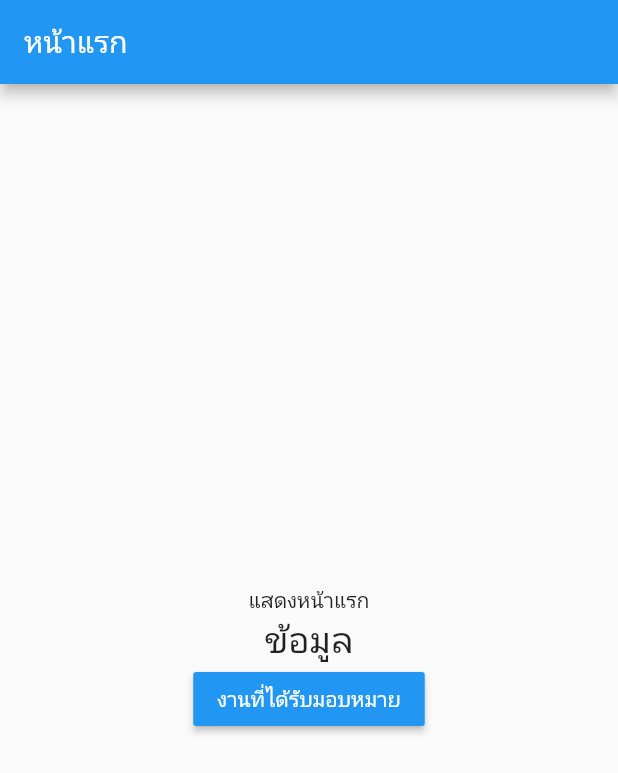
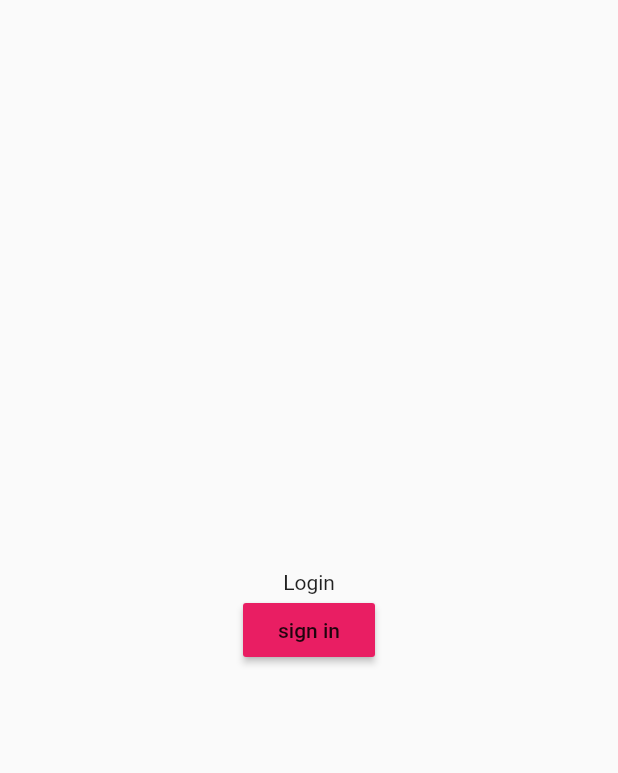
Before and after one commit to worawuthjp/truckmanagement, a Flutter app: the screen it shows after launch, on a phone screen of 412 x 824 dp. Shown: the top 773 px of the screen. Run offline on Flutter 3.47's test engine with Material 2 defaults, Android fonts, the phone set to English and light mode, and no system bars.

Commit message:
add loginpage

```diff
--- /dev/null
+++ b/app/flutter_app/lib/loginPage.dart
@@ -0,0 +1,31 @@
+import 'package:flutter/material.dart';
+import 'package:flutterapp/main.dart';
+
+class LoginPage extends StatelessWidget{
+  @override
+  Widget build(BuildContext context) {
+    // TODO: implement build
+    return Scaffold(
+      body: Center(
+        child: Column(
+          mainAxisAlignment: MainAxisAlignment.center,
+          children: <Widget>[
+            Text('Login'),
+            RaisedButton(
+              onPressed: ()=>{
+                Navigator.push(
+                    context,
+                    MaterialPageRoute(builder: (context) => indexApp())
+                )
+              },
+              child: Text('sign in'),
+              color: Colors.pink,
+            ),
+          ],
+        ),
+      ),
+    );
+    throw UnimplementedError();
+  }
+
+}
--- a/app/flutter_app/lib/main.dart
+++ b/app/flutter_app/lib/main.dart
@@ -1,10 +1,25 @@
 import 'package:flutter/material.dart';
 import 'package:flutterapp/SecondPage.dart';
+import 'package:flutterapp/loginPage.dart';
 
 
 void main() => runApp(MyApp());
 
 class MyApp extends StatelessWidget {
+  // This widget is the root of your application.
+  @override
+  Widget build(BuildContext context) {
+    return MaterialApp(
+      title: 'truck driver',
+      theme: ThemeData(
+        primarySwatch: Colors.blue,
+      ),
+      home: LoginPage(),
+    );
+  }
+}
+
+class indexApp extends StatelessWidget {
   // This widget is the root of your application.
   @override
   Widget build(BuildContext context) {
```
